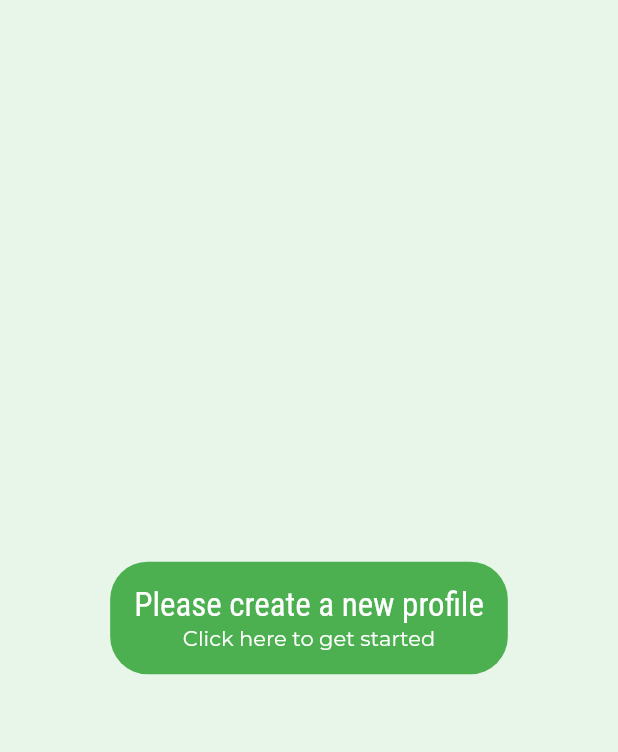
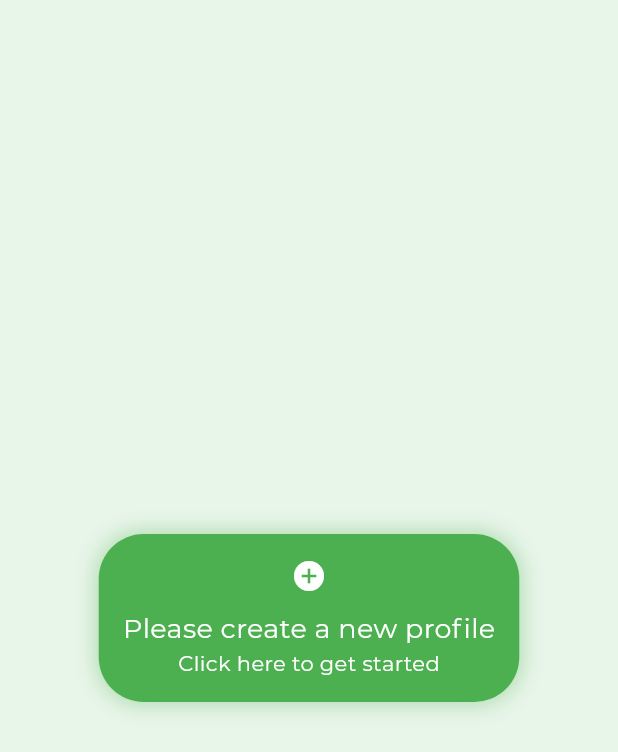
Before and after one commit to ritamk/foyerchallenge, a Flutter app: the screen it shows after launch, on a phone screen of 412 x 824 dp. Shown: the top 752 px of the screen. Run offline on Flutter 3.47's test engine with Material 2 defaults, Android fonts, the phone set to English and light mode, and no system bars; our stand-ins replace flutter_riverpod, geolocator, location, shared_preferences, shimmer.

Commit message:
first draft complete

```diff
--- a/lib/main.dart
+++ b/lib/main.dart
@@ -7,7 +7,7 @@ import 'package:foyerchallenge/wrapper.dart';
 void main() async {
   WidgetsFlutterBinding.ensureInitialized();
   await LocalStorage.init();
-  // await LocalStorage.deleteAllProfileData();
+  await LocalStorage.deleteAllProfileData();
   runApp(const ProviderScope(child: MyApp()));
 }
 
--- a/lib/view/home.dart
+++ b/lib/view/home.dart
@@ -32,24 +32,36 @@ class HomeView extends ConsumerWidget {
                   child: Container(
                     padding: const EdgeInsets.all(16.0),
                     decoration: BoxDecoration(
+                      borderRadius: BorderRadius.circular(30.0),
                       color: Theme.of(context).primaryColor,
-                      borderRadius: BorderRadius.circular(25.0),
+                      boxShadow: [
+                        BoxShadow(
+                          blurRadius: 12.0,
+                          spreadRadius: 1.0,
+                          color: Theme.of(context).primaryColor.withAlpha(100),
+                        ),
+                      ],
                     ),
-                    child: RichText(
-                      textAlign: TextAlign.center,
-                      text: TextSpan(
-                        style: TextStyle(
-                            color: Theme.of(context).indicatorColor,
-                            fontFamily: "Montserrat"),
-                        children: const [
-                          TextSpan(
-                              text: "Please create a new profile\n",
-                              style: TextStyle(fontSize: 22.0)),
-                          TextSpan(
-                            text: "Click here to get started",
-                          ),
-                        ],
-                      ),
+                    child: Column(
+                      mainAxisSize: MainAxisSize.min,
+                      children: [
+                        Icon(Icons.add_circle,
+                            color: Theme.of(context).indicatorColor),
+                        const SizedBox(height: 10.0),
+                        Text(
+                          "Please create a new profile",
+                          style: TextStyle(
+                              fontSize: 18.0,
+                              color: Theme.of(context).indicatorColor,
+                              fontFamily: "Montserrat"),
+                        ),
+                        Text(
+                          "Click here to get started",
+                          style: TextStyle(
+                              color: Theme.of(context).indicatorColor,
+                              fontFamily: "Montserrat"),
+                        ),
+                      ],
                     ),
                   ),
                 ),
--- a/lib/view/loc_list_tile.dart
+++ b/lib/view/loc_list_tile.dart
@@ -17,6 +17,7 @@ class DeviceProfileTile extends ConsumerWidget {
     return InkWell(
       onTap: () async {
         await LocalStorage.setSelectedData(profile.name);
+        ref.read(selectedProvider.notifier).state = profile.name;
         ref.read(colorProvider.notifier).state =
             THEMES[profile.color] ?? Colors.green;
         ref.read(fontProvider.notifier).state = profile.font;
@@ -31,7 +32,7 @@ class DeviceProfileTile extends ConsumerWidget {
             BoxShadow(
               blurRadius: 12.0,
               spreadRadius: 1.0,
-              color: Theme.of(context).primaryColor.withAlpha(100),
+              color: THEMES[profile.color]!.withAlpha(100),
             ),
           ],
         ),
--- a/lib/view/new_loc.dart
+++ b/lib/view/new_loc.dart
@@ -307,11 +307,11 @@ class _NewLocationDialogState extends ConsumerState<NewLocationDialog> {
                     -1) {
                   if ((ref.watch(profilesProvider).indexWhere((element) =>
                               element.longitude ==
-                              double.parse(_longController.text)) ==
+                              double.parse(_latController.text)) ==
                           -1) &&
                       (ref.watch(profilesProvider).indexWhere((element) =>
                               element.latitude ==
-                              double.parse(_latController.text)) ==
+                              double.parse(_longController.text)) ==
                           -1)) {
                     setState(() => _saving = true);
                     LocalStorage.setProfileData(
--- a/lib/wrapper.dart
+++ b/lib/wrapper.dart
@@ -18,7 +18,7 @@ class _WelcomeWrapper extends ConsumerState<WelcomeWrapper> {
   bool goHome = false;
 
   Future<void> getProfiles() async {
-    await Future.delayed(const Duration(seconds: 1));
+    await Future.delayed(const Duration(seconds: 2));
     List<ProfileModel>? profiles = LocalStorage.getProfileData();
     String? selected = LocalStorage.getSelectedData();
 
```
